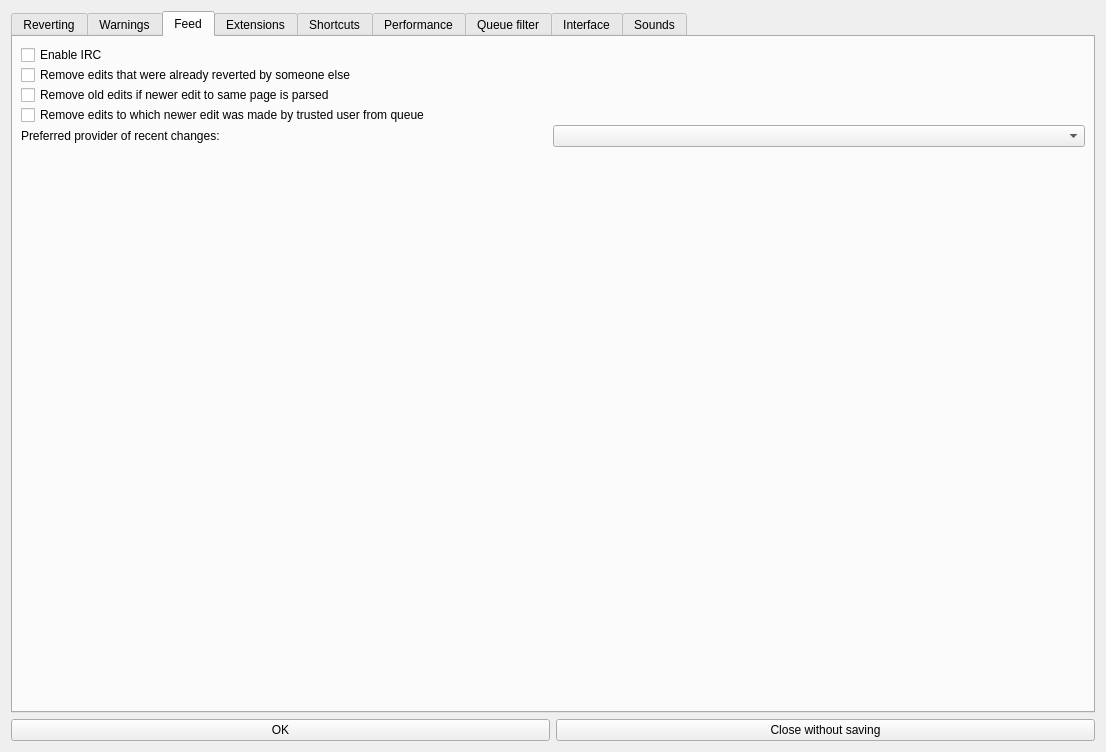
huggle/huggle3-qt-lx, file huggle/preferences.ui: the form before one commit.
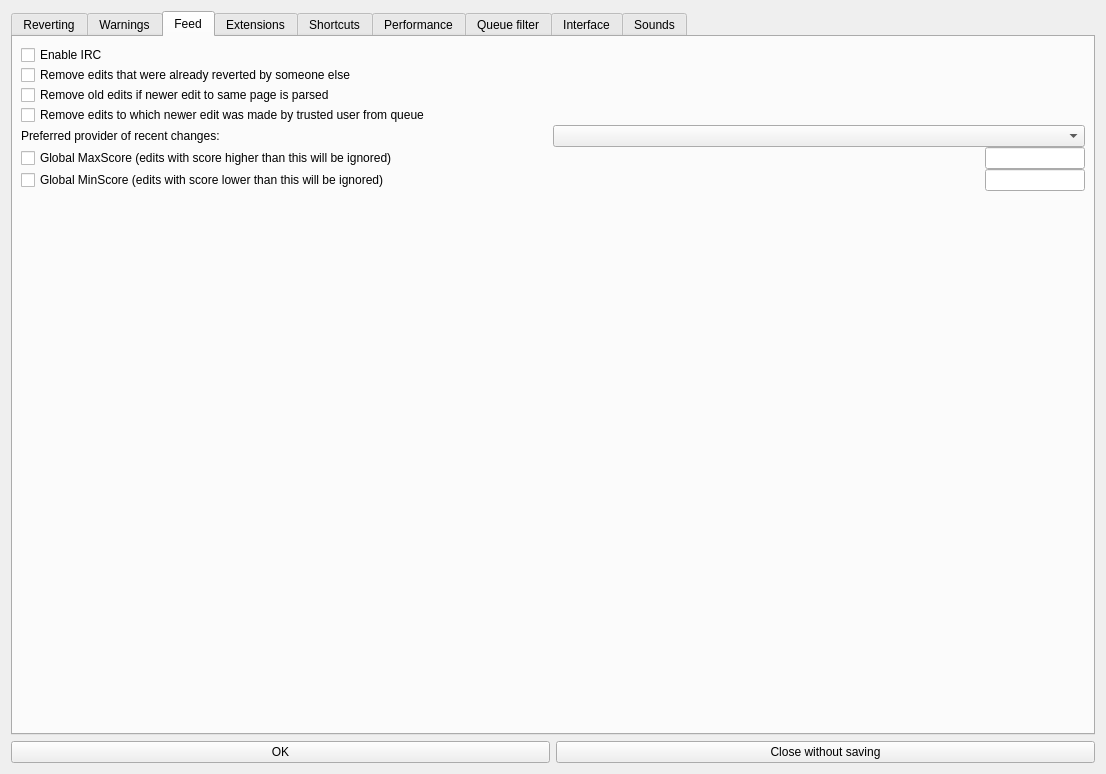
The form after the commit. The open tabs and pages were chosen to show the change. Icons and pictures are not drawn.

Commit message:
implemented global score limits
so that people can specify which score range they want to see across all
projects

The edit to the form file:
```diff
--- a/huggle/preferences.ui
+++ b/huggle/preferences.ui
@@ -7,7 +7,7 @@
     <x>0</x>
     <y>0</y>
     <width>1106</width>
-    <height>752</height>
+    <height>774</height>
    </rect>
   </property>
   <property name="sizePolicy">
@@ -359,6 +359,54 @@
          </item>
         </layout>
        </item>
+       <item>
+        <layout class="QHBoxLayout" name="horizontalLayout_12">
+         <item>
+          <widget class="QCheckBox" name="cbMaxScore">
+           <property name="text">
+            <string>Global MaxScore (edits with score higher than this will be ignored)</string>
+           </property>
+          </widget>
+         </item>
+         <item>
+          <widget class="QLineEdit" name="leMaxScore">
+           <property name="maximumSize">
+            <size>
+             <width>100</width>
+             <height>16777215</height>
+            </size>
+           </property>
+           <property name="inputMethodHints">
+            <set>Qt::ImhDigitsOnly</set>
+           </property>
+          </widget>
+         </item>
+        </layout>
+       </item>
+       <item>
+        <layout class="QHBoxLayout" name="horizontalLayout_13">
+         <item>
+          <widget class="QCheckBox" name="cbMinScore">
+           <property name="text">
+            <string>Global MinScore (edits with score lower than this will be ignored)</string>
+           </property>
+          </widget>
+         </item>
+         <item>
+          <widget class="QLineEdit" name="leMinScore">
+           <property name="maximumSize">
+            <size>
+             <width>100</width>
+             <height>16777215</height>
+            </size>
+           </property>
+           <property name="inputMethodHints">
+            <set>Qt::ImhDigitsOnly</set>
+           </property>
+          </widget>
+         </item>
+        </layout>
+       </item>
        <item>
         <spacer name="verticalSpacer_5">
          <property name="orientation">
```
The commit also changes 4 other files.
